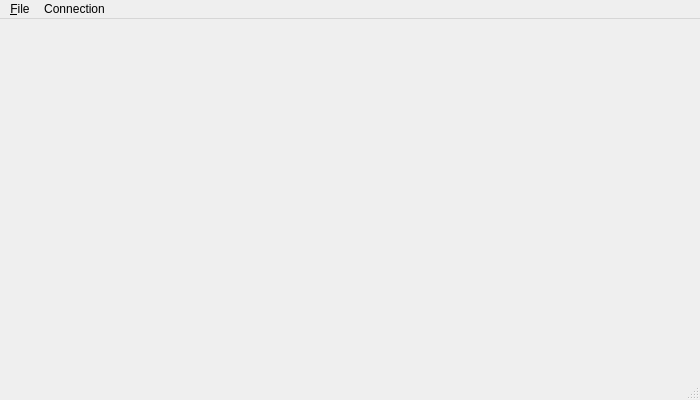
Old version of the form CubesControl/ui/cubescontrol.ui in the repository tstana/cubes-sw.
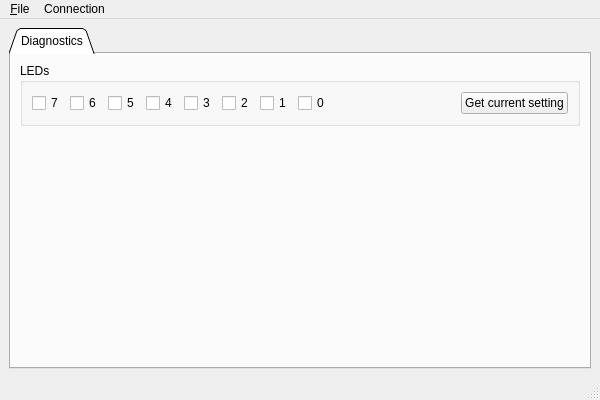
New version of the form.

Commit message: CubesControl: Added tab box and LED checkboxes to UI

Diff of the .ui file:
```diff
--- a/CubesControl/ui/cubescontrol.ui
+++ b/CubesControl/ui/cubescontrol.ui
@@ -6,20 +6,142 @@
    <rect>
     <x>0</x>
     <y>0</y>
-    <width>700</width>
+    <width>600</width>
     <height>400</height>
    </rect>
   </property>
   <property name="windowTitle">
    <string>MainWindow</string>
   </property>
-  <widget class="QWidget" name="centralwidget"/>
+  <widget class="QWidget" name="centralwidget">
+   <layout class="QVBoxLayout" name="verticalLayout">
+    <item>
+     <widget class="QTabWidget" name="tabWidget">
+      <property name="tabPosition">
+       <enum>QTabWidget::North</enum>
+      </property>
+      <property name="tabShape">
+       <enum>QTabWidget::Triangular</enum>
+      </property>
+      <widget class="QWidget" name="tabDiag">
+       <attribute name="title">
+        <string>Diagnostics</string>
+       </attribute>
+       <layout class="QVBoxLayout" name="verticalLayout_2">
+        <item>
+         <widget class="QGroupBox" name="groupboxLeds">
+          <property name="title">
+           <string>LEDs</string>
+          </property>
+          <layout class="QHBoxLayout" name="horizontalLayout_2">
+           <item>
+            <layout class="QHBoxLayout" name="horizontalLayout">
+             <item>
+              <widget class="QCheckBox" name="checkboxLed7">
+               <property name="text">
+                <string>7</string>
+               </property>
+              </widget>
+             </item>
+             <item>
+              <widget class="QCheckBox" name="checkboxLed6">
+               <property name="text">
+                <string>6</string>
+               </property>
+              </widget>
+             </item>
+             <item>
+              <widget class="QCheckBox" name="checkboxLed5">
+               <property name="text">
+                <string>5</string>
+               </property>
+              </widget>
+             </item>
+             <item>
+              <widget class="QCheckBox" name="checkboxLed4">
+               <property name="text">
+                <string>4</string>
+               </property>
+              </widget>
+             </item>
+             <item>
+              <widget class="QCheckBox" name="checkboxLed3">
+               <property name="text">
+                <string>3</string>
+               </property>
+              </widget>
+             </item>
+             <item>
+              <widget class="QCheckBox" name="checkboxLed2">
+               <property name="text">
+                <string>2</string>
+               </property>
+              </widget>
+             </item>
+             <item>
+              <widget class="QCheckBox" name="checkboxLed1">
+               <property name="text">
+                <string>1</string>
+               </property>
+              </widget>
+             </item>
+             <item>
+              <widget class="QCheckBox" name="checkboxLed0">
+               <property name="text">
+                <string>0</string>
+               </property>
+              </widget>
+             </item>
+             <item>
+              <spacer name="horizontalSpacer_2">
+               <property name="orientation">
+                <enum>Qt::Horizontal</enum>
+               </property>
+               <property name="sizeHint" stdset="0">
+                <size>
+                 <width>40</width>
+                 <height>20</height>
+                </size>
+               </property>
+              </spacer>
+             </item>
+             <item>
+              <widget class="QPushButton" name="btnGetLeds">
+               <property name="text">
+                <string>Get current setting</string>
+               </property>
+              </widget>
+             </item>
+            </layout>
+           </item>
+          </layout>
+         </widget>
+        </item>
+        <item>
+         <spacer name="verticalSpacer">
+          <property name="orientation">
+           <enum>Qt::Vertical</enum>
+          </property>
+          <property name="sizeHint" stdset="0">
+           <size>
+            <width>20</width>
+            <height>40</height>
+           </size>
+          </property>
+         </spacer>
+        </item>
+       </layout>
+      </widget>
+     </widget>
+    </item>
+   </layout>
+  </widget>
   <widget class="QMenuBar" name="menubar">
    <property name="geometry">
     <rect>
      <x>0</x>
      <y>0</y>
-     <width>700</width>
+     <width>600</width>
      <height>21</height>
     </rect>
    </property>
```
